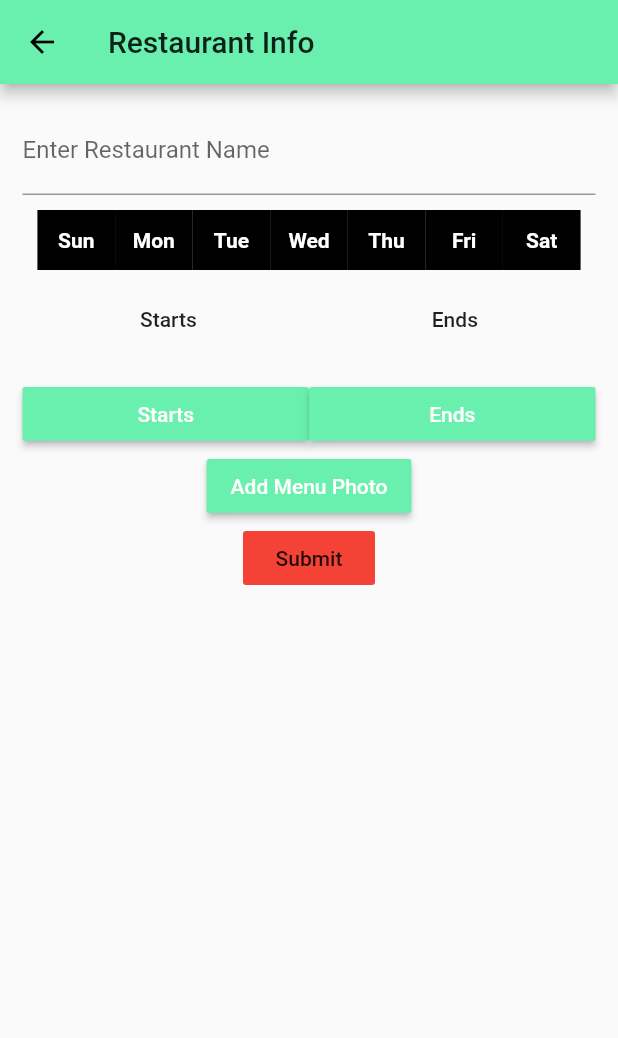
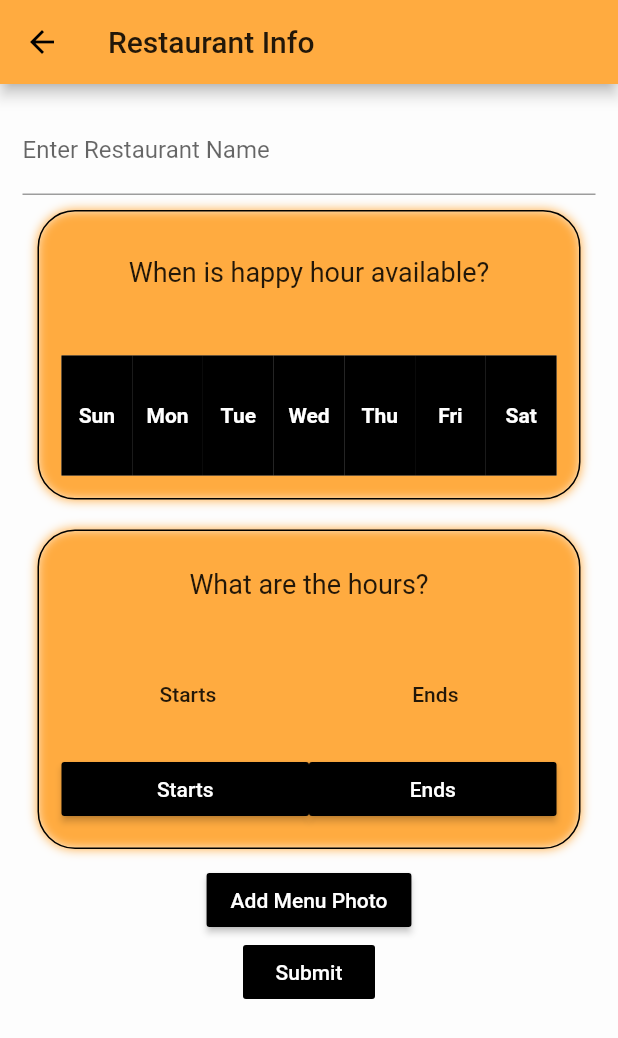
Before and after one commit to jessebelcourt/denver_happy_hour, a Flutter app: the AddMenuView screen opened by its route, on a phone screen of 412 x 824 dp. Shown: the top 1038 px of the screen. Run offline on Flutter 3.47's test engine with Material 2 defaults, Android fonts, the phone set to English and light mode, and no system bars; our stand-ins replace firebase_messaging, flutter_datetime_picker, google_maps_flutter; accounts and stored records are empty; Roboto replaces fonts that are missing (Times New Roman).

Commit message:
Added style updates

```diff
--- a/lib/main.dart
+++ b/lib/main.dart
@@ -16,7 +16,7 @@ class _AppState extends State<App> {
   Widget build(BuildContext context) {
     return MaterialApp(
       theme: ThemeData(
-        primaryColor: Colors.greenAccent,
+        primaryColor: Colors.orangeAccent,
         accentColor: Colors.black,
       ),
       initialRoute: '/',
--- a/lib/ui/views/add_menu_view.dart
+++ b/lib/ui/views/add_menu_view.dart
@@ -60,15 +60,46 @@ class _AddMenuViewState extends State<AddMenuView> {
         title: Text('Restaurant Info'),
       ),
       body: Container(
+        decoration: BoxDecoration(color: Colors.white54),
         padding: EdgeInsets.symmetric(horizontal: 15, vertical: 15),
         child: (Column(children: <Widget>[
           TextFormField(
             decoration: InputDecoration(labelText: 'Enter Restaurant Name'),
           ),
-          SelectableWidget(menu, updateDaysOfWeek),
-          DateTimePicker(menu, updateStartTime, updateEndTime),
+          Container(
+            child: SelectableWidget(menu, updateDaysOfWeek),
+            margin: EdgeInsets.all(10.0),
+            decoration: BoxDecoration(
+              boxShadow: [
+                BoxShadow(
+                  color: Colors.orangeAccent,
+                  blurRadius: 5,
+                ),
+              ],
+              border: Border.all(color: Colors.black),
+              borderRadius: BorderRadius.all(
+                Radius.circular(25.0),
+              ),
+            ),
+          ),
+          Container(
+            child: DateTimePicker(menu, updateStartTime, updateEndTime),
+            margin: EdgeInsets.all(10.0),
+            decoration: BoxDecoration(
+              boxShadow: [
+                BoxShadow(
+                  color: Colors.orangeAccent,
+                  blurRadius: 5,
+                ),
+              ],
+              border: Border.all(color: Colors.black),
+              borderRadius: BorderRadius.all(
+                Radius.circular(25.0),
+              ),
+            ),
+          ),
           RaisedButton(
-            color: Colors.greenAccent,
+            color: Colors.black,
             textColor: Colors.white,
             child: Text('Add Menu Photo'),
             onPressed: () {
@@ -76,10 +107,13 @@ class _AddMenuViewState extends State<AddMenuView> {
             },
           ),
           FlatButton(
-            color: Colors.red,
-            child: Text('Submit'),
+            color: Colors.black,
+            child: Text(
+              'Submit',
+              style: TextStyle(color: Colors.white),
+            ),
             onPressed: () {
-              Map <String, dynamic> data = {};
+              Map<String, dynamic> data = {};
               print('menu: ${this.menu}');
             },
           )
--- a/lib/ui/views/days_week.dart
+++ b/lib/ui/views/days_week.dart
@@ -15,10 +15,20 @@ class SelectableWidget extends StatelessWidget {
 
   @override
   Widget build(BuildContext context) {
-    return Container(
-      margin: EdgeInsets.all(10.0),
+    return Column(
+      children: <Widget>[
+        Container(
+          padding: EdgeInsets.all(10.0),
+          margin: EdgeInsets.symmetric(horizontal: 20, vertical: 20),
+          child: Text(
+            'When is happy hour available?',
+            style: TextStyle(fontSize: 18),
+          ),
+        ),
+        Container(
+          margin: EdgeInsets.symmetric(horizontal: 15, vertical: 15),
           color: Colors.grey,
-      height: 40.0,
+          height: 80.0,
           child: Row(
             children: <Widget>[
               _buildExpandedDaySelector('Sun'),
@@ -30,6 +40,8 @@ class SelectableWidget extends StatelessWidget {
               _buildExpandedDaySelector('Sat'),
             ],
           ),
+        ),
+      ],
     );
   }
 
@@ -37,19 +49,19 @@ class SelectableWidget extends StatelessWidget {
     Color backgroundColor = Colors.black;
 
     if (day == 'Mon' && menu.monday) {
-      backgroundColor = Colors.greenAccent;
+      backgroundColor = Colors.redAccent;
     } else if (day == 'Tue' && menu.tuesday) {
-      backgroundColor = Colors.greenAccent;
+      backgroundColor = Colors.redAccent;
     } else if (day == 'Wed' && menu.wednesday) {
-      backgroundColor = Colors.greenAccent;
+      backgroundColor = Colors.redAccent;
     } else if (day == 'Thu' && menu.thursday) {
-      backgroundColor = Colors.greenAccent;
+      backgroundColor = Colors.redAccent;
     } else if (day == 'Fri' && menu.friday) {
-      backgroundColor = Colors.greenAccent;
+      backgroundColor = Colors.redAccent;
     } else if (day == 'Sat' && menu.saturday) {
-      backgroundColor = Colors.greenAccent;
+      backgroundColor = Colors.redAccent;
     } else if (day == 'Sun' && menu.sunday) {
-      backgroundColor = Colors.greenAccent;
+      backgroundColor = Colors.redAccent;
     }
 
     return Expanded(
@@ -77,7 +89,10 @@ class SelectableWidget extends StatelessWidget {
         child: Container(
           child: Text(
             day,
-            style: TextStyle(color: Colors.white, fontWeight: FontWeight.w700, fontFamily: 'Times New Roman'),
+            style: TextStyle(
+                color: Colors.white,
+                fontWeight: FontWeight.w700,
+                fontFamily: 'Times New Roman'),
           ),
           color: backgroundColor,
           alignment: Alignment.center,
--- a/lib/ui/views/hours_widget.dart
+++ b/lib/ui/views/hours_widget.dart
@@ -13,13 +13,27 @@ class DateTimePicker extends StatelessWidget {
 
   @override
   Widget build(BuildContext context) {
-    return Container(
-      child: Column(
-        children: <Widget>[
-          _buildTimeRange(starts: this.menu.startTime, ends: this.menu.endTime),
-          _buildStartEndButtons(context),
-        ],
-      ),
+    return Column(
+      children: <Widget>[
+        Container(
+          padding: EdgeInsets.all(10.0),
+          margin: EdgeInsets.symmetric(horizontal: 15, vertical: 15),
+          child: Text(
+            'What are the hours?',
+            style: TextStyle(fontSize: 18),
+          ),
+        ),
+        Container(
+          padding: EdgeInsets.symmetric(horizontal: 15, vertical: 15),
+          child: Column(
+            children: <Widget>[
+              _buildTimeRange(
+                  starts: this.menu.startTime, ends: this.menu.endTime),
+              _buildStartEndButtons(context),
+            ],
+          ),
+        ),
+      ],
     );
     // Container(
     //   decoration: BoxDecoration(color: Colors.greenAccent),
@@ -62,7 +76,7 @@ class DateTimePicker extends StatelessWidget {
         children: <Widget>[
           Expanded(
               child: RaisedButton(
-            color: Colors.greenAccent,
+            color: Colors.black,
             onPressed: () {
               DatePicker.showTimePicker(context,
                   theme: DatePickerTheme(containerHeight: 200.0),
@@ -78,7 +92,7 @@ class DateTimePicker extends StatelessWidget {
           )),
           Expanded(
               child: RaisedButton(
-            color: Colors.greenAccent,
+            color: Colors.black,
             onPressed: () {
               DatePicker.showTimePicker(context,
                   theme: DatePickerTheme(containerHeight: 200.0),
```
Lines whose indentation alone changed are shown as unchanged.
